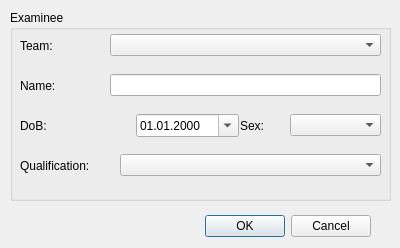
Above: shvsm/surveyedcreatedialog.ui from SeregaGomen/shvsm before the change. Below: the same form after it.
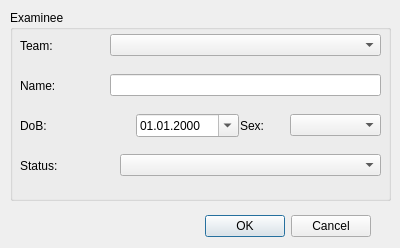
That is the form after the change.

```diff
--- a/shvsm/surveyedcreatedialog.ui
+++ b/shvsm/surveyedcreatedialog.ui
@@ -209,7 +209,7 @@
      <item>
       <widget class="QLabel" name="label_6">
        <property name="text">
-        <string>Qualification:</string>
+        <string>Status:</string>
        </property>
       </widget>
      </item>
```
